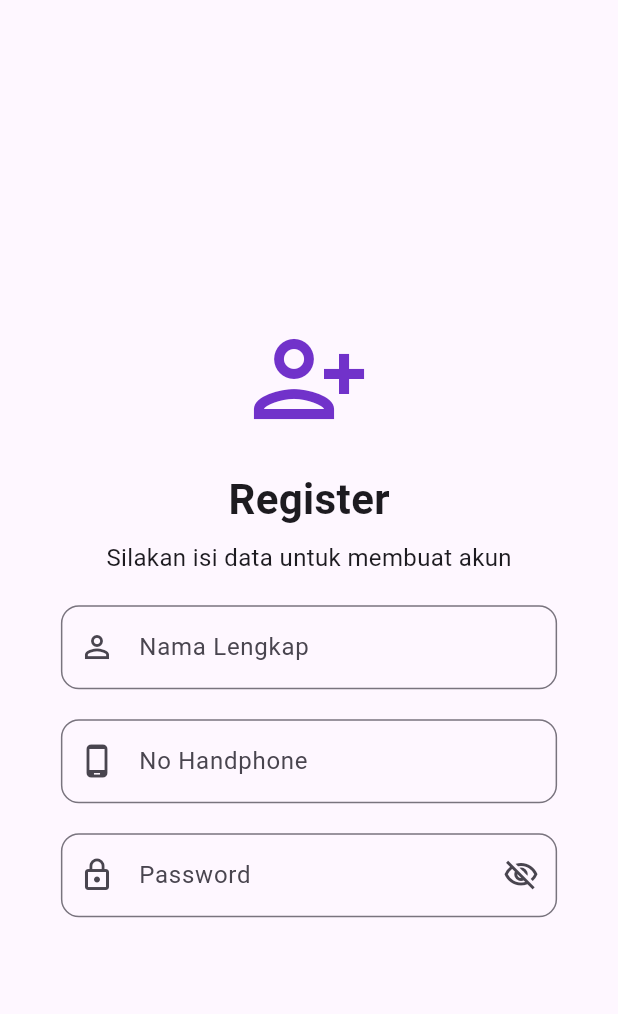
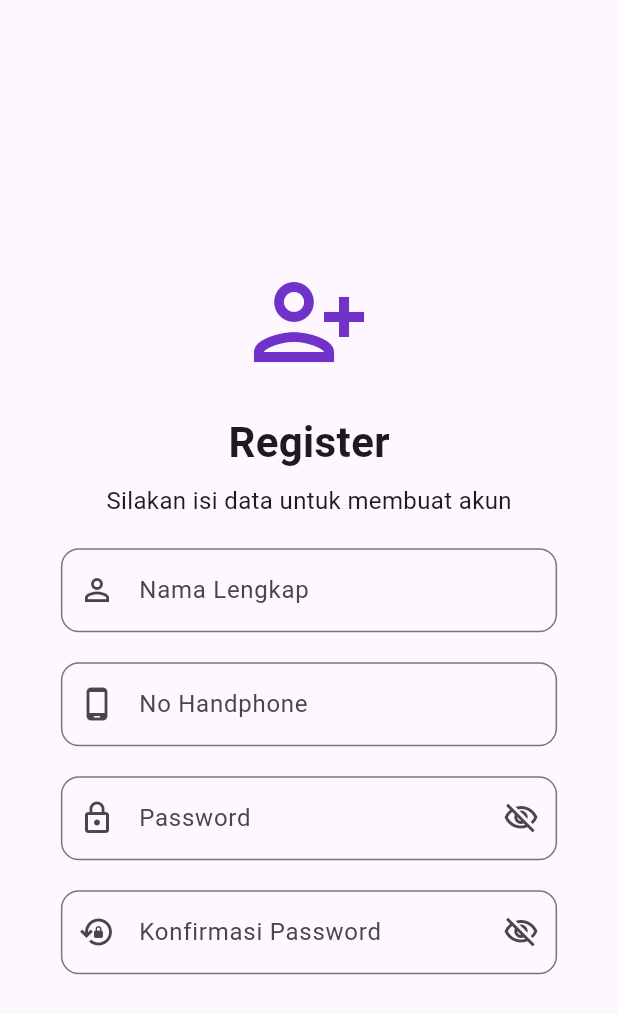
Before and after one commit to Frientia/project_mobile_UAS, a Flutter app: the screen it shows after launch, on a phone screen of 412 x 824 dp. Shown: the top 1014 px of the screen. Run offline on Flutter 3.47's test engine with Material 3 defaults, Android fonts, the phone set to English and light mode, and no system bars; our stand-ins replace lottie.

Commit message:
menambahka konfirmasi password field dengan fungsi tidak terlihat saat di input

```diff
--- a/lib/register_page.dart
+++ b/lib/register_page.dart
@@ -9,6 +9,7 @@ class RegisterPage extends StatefulWidget {
 
 class _RegisterPageState extends State<RegisterPage> {
   bool _obscurePassword = true;
+  bool _obscureConfirmPassword = true;
 
   @override
   Widget build(BuildContext context) {
@@ -95,6 +96,30 @@ class _RegisterPageState extends State<RegisterPage> {
                         ),
                       ),
                     ),
+                    const SizedBox(height: 20),
+                    // Konfirmasi Password
+                    TextField(
+                      obscureText: _obscureConfirmPassword,
+                      decoration: InputDecoration(
+                        labelText: 'Konfirmasi Password',
+                        hintText: 'Ulangi password Anda',
+                        prefixIcon: const Icon(Icons.lock_reset_outlined),
+                        suffixIcon: IconButton(
+                          icon: Icon(
+                            _obscureConfirmPassword
+                                ? Icons.visibility_off_outlined
+                                : Icons.visibility_outlined,
+                          ),
+                          onPressed: () => setState(
+                            () => _obscureConfirmPassword =
+                                !_obscureConfirmPassword,
+                          ),
+                        ),
+                        border: OutlineInputBorder(
+                          borderRadius: BorderRadius.circular(12),
+                        ),
+                      ),
+                    ),
                   ],
                 ),
               ),
```
